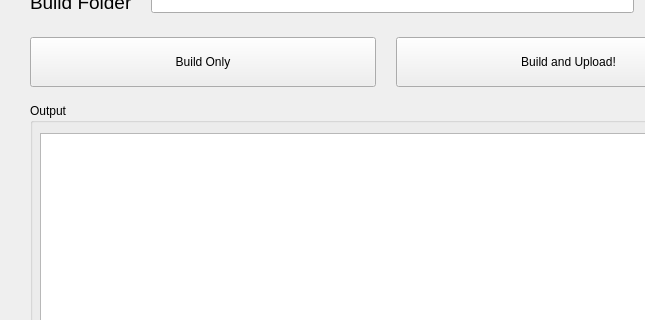
Qt form UI/bitbaker.ui (elamhut/BitCakeUnrealTools) before a commit; both pictures show x 0 to 645 and y 447 to 767 of the 770 by 850 pixel window.
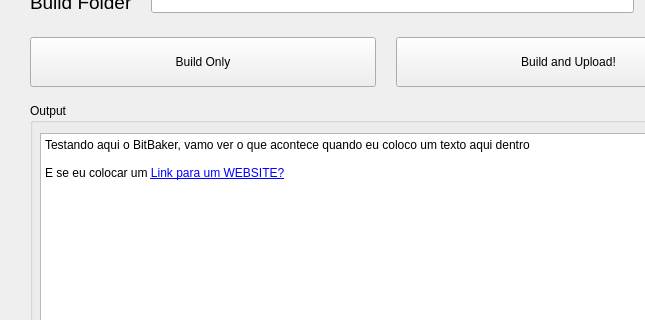
The same form after that commit. Icons and pictures are not drawn.

What changed in the file:
```diff
--- a/UI/bitbaker.ui
+++ b/UI/bitbaker.ui
@@ -1849,6 +1849,15 @@
        <height>231</height>
       </rect>
      </property>
+     <property name="html">
+      <string>&lt;!DOCTYPE HTML PUBLIC &quot;-//W3C//DTD HTML 4.0//EN&quot; &quot;http://www.w3.org/TR/REC-html40/strict.dtd&quot;&gt;
+&lt;html&gt;&lt;head&gt;&lt;meta name=&quot;qrichtext&quot; content=&quot;1&quot; /&gt;&lt;meta charset=&quot;utf-8&quot; /&gt;&lt;style type=&quot;text/css&quot;&gt;
+p, li { white-space: pre-wrap; }
+&lt;/style&gt;&lt;/head&gt;&lt;body style=&quot; font-family:'Segoe UI'; font-size:9pt; font-weight:400; font-style:normal;&quot;&gt;
+&lt;p style=&quot; margin-top:0px; margin-bottom:0px; margin-left:0px; margin-right:0px; -qt-block-indent:0; text-indent:0px;&quot;&gt;Testando aqui o BitBaker, vamo ver o que acontece quando eu coloco um texto aqui dentro&lt;/p&gt;
+&lt;p style=&quot;-qt-paragraph-type:empty; margin-top:0px; margin-bottom:0px; margin-left:0px; margin-right:0px; -qt-block-indent:0; text-indent:0px;&quot;&gt;&lt;br /&gt;&lt;/p&gt;
+&lt;p style=&quot; margin-top:0px; margin-bottom:0px; margin-left:0px; margin-right:0px; -qt-block-indent:0; text-indent:0px;&quot;&gt;E se eu colocar um &lt;a href=&quot;https://doc.qt.io/qtforpython/PySide6/QtWidgets/QTextBrowser.html?highlight=qtextbrowser#PySide6.QtWidgets.PySide6.QtWidgets.QTextBrowser.openExternalLinks&quot;&gt;&lt;span style=&quot; text-decoration: underline; color:#0000ff;&quot;&gt;Link para um WEBSITE?&lt;/span&gt;&lt;/a&gt;&lt;/p&gt;&lt;/body&gt;&lt;/html&gt;</string>
+     </property>
     </widget>
    </widget>
   </widget>
```
Left out of the diff: 2 changed lines with no effect on the pictures.
